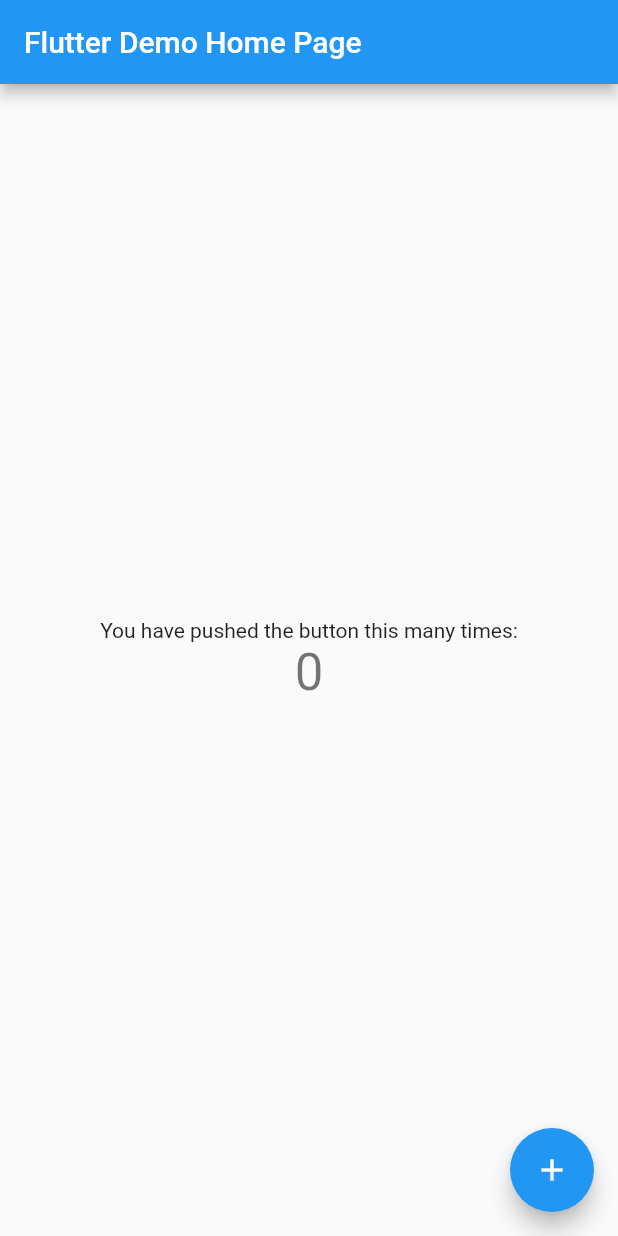
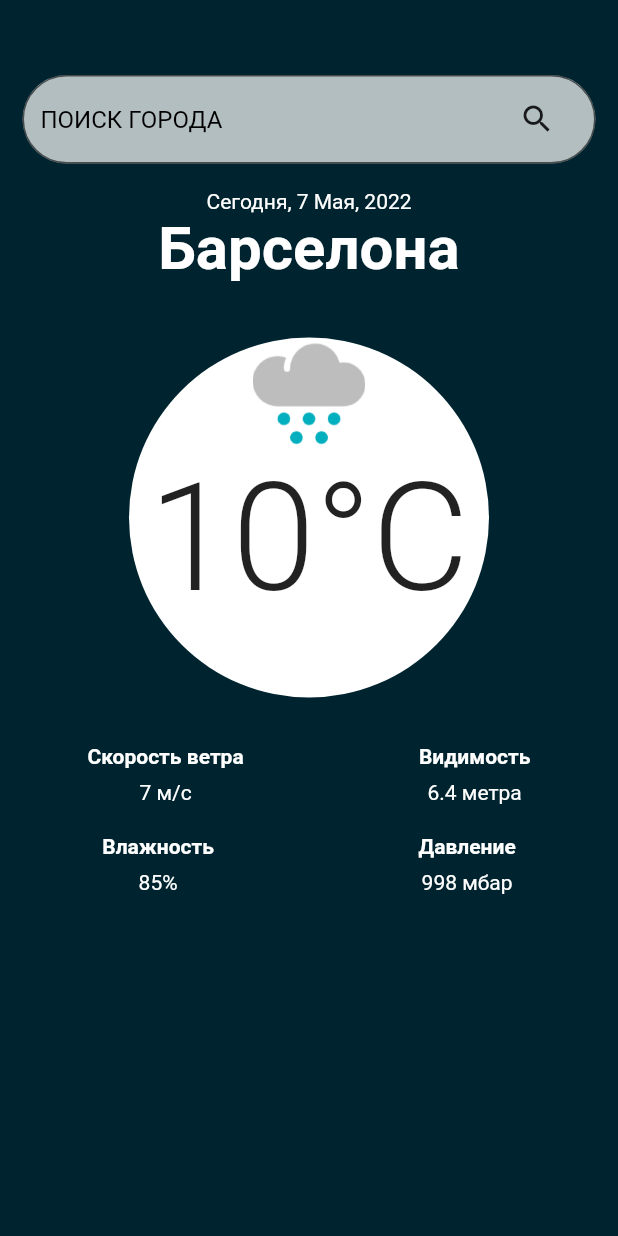
Before and after one commit to contestormi/weather, a Flutter app: the screen it shows after launch, on a phone screen of 412 x 824 dp. Run offline on Flutter 3.47's test engine with Material 2 defaults, Android fonts, the phone set to English and light mode, and no system bars; our stand-ins replace geolocator.

Commit message:
Made up the main screen

```diff
--- a/lib/main.dart
+++ b/lib/main.dart
@@ -1,115 +1,23 @@
 import 'package:flutter/material.dart';
+import 'package:weather/services/geolocator_service.dart';
+import 'package:weather/ui/main_screen.dart';
 
 void main() {
   runApp(const MyApp());
+  GeolocatorService().determinePosition();
 }
 
 class MyApp extends StatelessWidget {
   const MyApp({Key? key}) : super(key: key);
 
-  // This widget is the root of your application.
   @override
   Widget build(BuildContext context) {
     return MaterialApp(
-      title: 'Flutter Demo',
+      title: 'Weather App',
       theme: ThemeData(
-        // This is the theme of your application.
-        //
-        // Try running your application with "flutter run". You'll see the
-        // application has a blue toolbar. Then, without quitting the app, try
-        // changing the primarySwatch below to Colors.green and then invoke
-        // "hot reload" (press "r" in the console where you ran "flutter run",
-        // or simply save your changes to "hot reload" in a Flutter IDE).
-        // Notice that the counter didn't reset back to zero; the application
-        // is not restarted.
         primarySwatch: Colors.blue,
       ),
-      home: const MyHomePage(title: 'Flutter Demo Home Page'),
+      home: const MainScreen(),
     );
   }
 }
-
-class MyHomePage extends StatefulWidget {
-  const MyHomePage({Key? key, required this.title}) : super(key: key);
-
-  // This widget is the home page of your application. It is stateful, meaning
-  // that it has a State object (defined below) that contains fields that affect
-  // how it looks.
-
-  // This class is the configuration for the state. It holds the values (in this
-  // case the title) provided by the parent (in this case the App widget) and
-  // used by the build method of the State. Fields in a Widget subclass are
-  // always marked "final".
-
-  final String title;
-
-  @override
-  State<MyHomePage> createState() => _MyHomePageState();
-}
-
-class _MyHomePageState extends State<MyHomePage> {
-  int _counter = 0;
-
-  void _incrementCounter() {
-    setState(() {
-      // This call to setState tells the Flutter framework that something has
-      // changed in this State, which causes it to rerun the build method below
-      // so that the display can reflect the updated values. If we changed
-      // _counter without calling setState(), then the build method would not be
-      // called again, and so nothing would appear to happen.
-      _counter++;
-    });
-  }
-
-  @override
-  Widget build(BuildContext context) {
-    // This method is rerun every time setState is called, for instance as done
-    // by the _incrementCounter method above.
-    //
-    // The Flutter framework has been optimized to make rerunning build methods
-    // fast, so that you can just rebuild anything that needs updating rather
-    // than having to individually change instances of widgets.
-    return Scaffold(
-      appBar: AppBar(
-        // Here we take the value from the MyHomePage object that was created by
-        // the App.build method, and use it to set our appbar title.
-        title: Text(widget.title),
-      ),
-      body: Center(
-        // Center is a layout widget. It takes a single child and positions it
-        // in the middle of the parent.
-        child: Column(
-          // Column is also a layout widget. It takes a list of children and
-          // arranges them vertically. By default, it sizes itself to fit its
-          // children horizontally, and tries to be as tall as its parent.
-          //
-          // Invoke "debug painting" (press "p" in the console, choose the
-          // "Toggle Debug Paint" action from the Flutter Inspector in Android
-          // Studio, or the "Toggle Debug Paint" command in Visual Studio Code)
-          // to see the wireframe for each widget.
-          //
-          // Column has various properties to control how it sizes itself and
-          // how it positions its children. Here we use mainAxisAlignment to
-          // center the children vertically; the main axis here is the vertical
-          // axis because Columns are vertical (the cross axis would be
-          // horizontal).
-          mainAxisAlignment: MainAxisAlignment.center,
-          children: <Widget>[
-            const Text(
-              'You have pushed the button this many times:',
-            ),
-            Text(
-              '$_counter',
-              style: Theme.of(context).textTheme.headline4,
-            ),
-          ],
-        ),
-      ),
-      floatingActionButton: FloatingActionButton(
-        onPressed: _incrementCounter,
-        tooltip: 'Increment',
-        child: const Icon(Icons.add),
-      ), // This trailing comma makes auto-formatting nicer for build methods.
-    );
-  }
-}
--- a/lib/ui/main_screen.dart
+++ b/lib/ui/main_screen.dart
@@ -0,0 +1,136 @@
+import 'package:flutter/material.dart';
+import 'package:weather/app_theme/app_theme.dart';
+import 'package:weather/ui/widgets/custom_text_form_field_widget.dart';
+import 'package:weather/ui/widgets/forecast_indicator_widget.dart';
+
+class MainScreen extends StatelessWidget {
+  const MainScreen({Key? key}) : super(key: key);
+
+  @override
+  Widget build(BuildContext context) {
+    return Material(
+      child: Container(
+        padding: const EdgeInsets.only(top: 25),
+        decoration: const BoxDecoration(
+          gradient: LinearGradient(
+              colors: AppTheme.linearGradientColors,
+              begin: Alignment.topCenter,
+              end: Alignment.topCenter,
+              stops: [0.5, 0.1, 0.4]),
+        ),
+        child: Column(
+          children: [
+            Padding(
+              padding: const EdgeInsets.only(right: 15, left: 15, top: 25),
+              child: Stack(
+                children: const [
+                  CustomTextFormFieldWidget(),
+                  Positioned(
+                    right: 27,
+                    top: 10,
+                    bottom: 10,
+                    child: Icon(Icons.search),
+                  ),
+                ],
+              ),
+            ),
+            const SizedBox(
+              height: 17,
+            ),
+            Column(
+              children: const [
+                Text(
+                  "Сегодня, 7 Мая, 2022",
+                  style: TextStyle(
+                    color: Colors.white,
+                    fontWeight: FontWeight.w400,
+                  ),
+                ),
+                Text(
+                  "Барселона",
+                  style: TextStyle(
+                    color: Colors.white,
+                    fontWeight: FontWeight.w700,
+                    fontSize: 40,
+                  ),
+                ),
+              ],
+            ),
+            const SizedBox(
+              height: 36,
+            ),
+            Container(
+              width: 240,
+              height: 240,
+              decoration: const BoxDecoration(
+                shape: BoxShape.circle,
+                color: Colors.white,
+              ),
+              child: Column(
+                children: [
+                  SizedBox(
+                    width: 75,
+                    height: 75,
+                    child: Image.asset("assets/icons/small_snow.png"),
+                  ),
+                  const Text(
+                    "10°C",
+                    style: TextStyle(
+                      fontWeight: FontWeight.w300,
+                      fontSize: 100,
+                    ),
+                  ),
+                ],
+              ),
+            ),
+            const SizedBox(
+              height: 31,
+            ),
+            const _ForeCastIndiactors(),
+          ],
+        ),
+      ),
+    );
+  }
+}
+
+class _ForeCastIndiactors extends StatelessWidget {
+  const _ForeCastIndiactors({Key? key}) : super(key: key);
+
+  @override
+  Widget build(BuildContext context) {
+    return Column(
+      children: [
+        Row(
+          mainAxisAlignment: MainAxisAlignment.spaceAround,
+          children: const [
+            ForecastIndiactorWidget(
+              forecastIndicatorName: "Скорость ветра",
+              forecastIndicatorValue: "7 м/c",
+            ),
+            ForecastIndiactorWidget(
+              forecastIndicatorName: "Видимость",
+              forecastIndicatorValue: "6.4 метра",
+            ),
+          ],
+        ),
+        const SizedBox(
+          height: 20,
+        ),
+        Row(
+          mainAxisAlignment: MainAxisAlignment.spaceAround,
+          children: const [
+            ForecastIndiactorWidget(
+              forecastIndicatorName: "Влажность",
+              forecastIndicatorValue: "85%",
+            ),
+            ForecastIndiactorWidget(
+              forecastIndicatorName: "Давление",
+              forecastIndicatorValue: "998 мбар",
+            ),
+          ],
+        ),
+      ],
+    );
+  }
+}
--- /dev/null
+++ b/lib/ui/widgets/custom_text_form_field_widget.dart
@@ -0,0 +1,27 @@
+import 'package:flutter/material.dart';
+
+class CustomTextFormFieldWidget extends StatefulWidget {
+  const CustomTextFormFieldWidget({Key? key}) : super(key: key);
+
+  @override
+  State<CustomTextFormFieldWidget> createState() =>
+      _CustomTextFormFieldWidgetState();
+}
+
+class _CustomTextFormFieldWidgetState extends State<CustomTextFormFieldWidget> {
+  @override
+  Widget build(BuildContext context) {
+    return TextFormField(
+      decoration: InputDecoration(
+        border: OutlineInputBorder(
+          borderRadius: BorderRadius.circular(50.0),
+        ),
+        filled: true,
+        hintStyle:
+            const TextStyle(color: Colors.black, fontWeight: FontWeight.w400),
+        hintText: "ПОИСК ГОРОДА",
+        fillColor: Colors.white70,
+      ),
+    );
+  }
+}
--- /dev/null
+++ b/lib/ui/widgets/forecast_indicator_widget.dart
@@ -0,0 +1,37 @@
+import 'package:flutter/material.dart';
+
+class ForecastIndiactorWidget extends StatelessWidget {
+  const ForecastIndiactorWidget({
+    required this.forecastIndicatorName,
+    required this.forecastIndicatorValue,
+    Key? key,
+  }) : super(key: key);
+
+  final String forecastIndicatorName;
+  final String forecastIndicatorValue;
+
+  @override
+  Widget build(BuildContext context) {
+    return Column(
+      children: [
+        Text(
+          forecastIndicatorName,
+          style: const TextStyle(
+            fontWeight: FontWeight.w700,
+            color: Colors.white,
+          ),
+        ),
+        const SizedBox(
+          height: 8,
+        ),
+        Text(
+          forecastIndicatorValue,
+          style: const TextStyle(
+            fontWeight: FontWeight.w400,
+            color: Colors.white,
+          ),
+        ),
+      ],
+    );
+  }
+}
```
Also changed, not shown: pubspec.yaml (+14 -0 lines).
